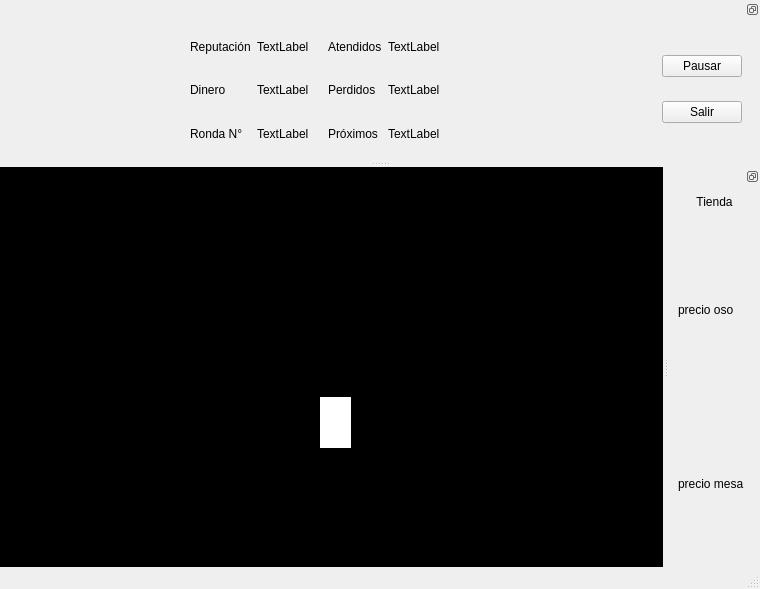
Old version of the form Tareas/T02/frontend/data/juego.ui in the repository benjavicente/iic2233.
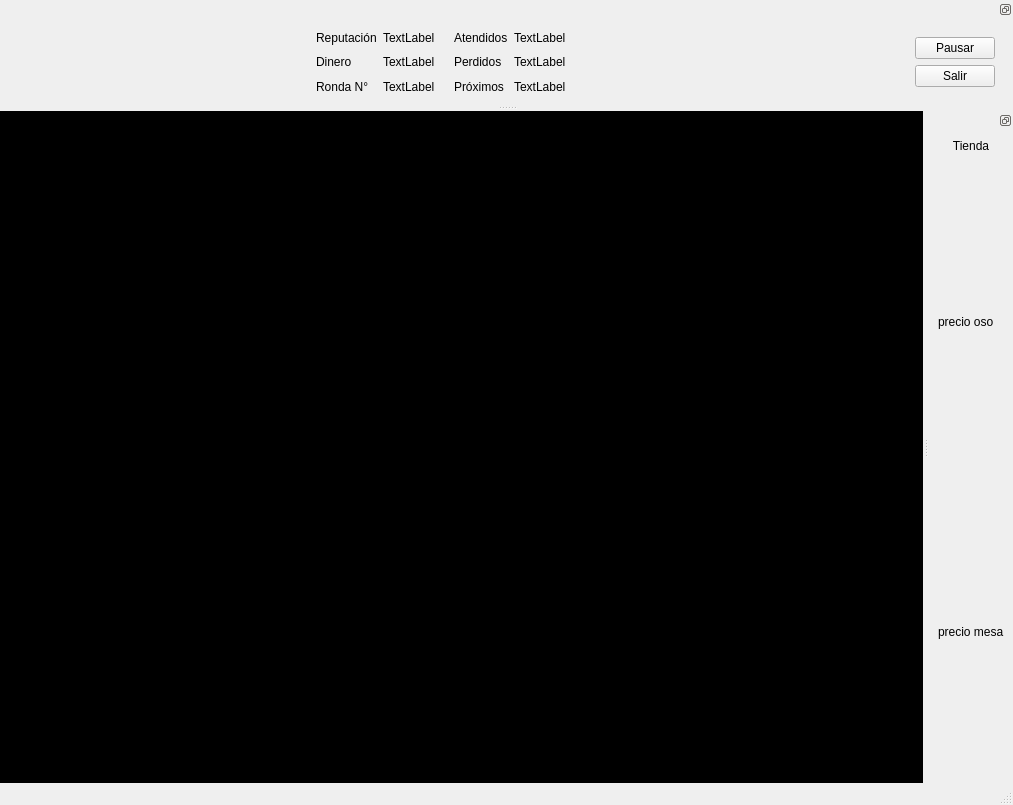
New version of the form. Icons and pictures are not drawn.

The edit to the form file:
```diff
--- a/Tareas/T02/frontend/data/juego.ui
+++ b/Tareas/T02/frontend/data/juego.ui
@@ -6,10 +6,16 @@
    <rect>
     <x>0</x>
     <y>0</y>
-    <width>760</width>
-    <height>589</height>
+    <width>1013</width>
+    <height>805</height>
    </rect>
   </property>
+  <property name="sizePolicy">
+   <sizepolicy hsizetype="Fixed" vsizetype="Fixed">
+    <horstretch>0</horstretch>
+    <verstretch>0</verstretch>
+   </sizepolicy>
+  </property>
   <property name="windowTitle">
    <string>MainWindow</string>
   </property>
@@ -17,68 +23,121 @@
    <bool>false</bool>
   </property>
   <widget class="QWidget" name="main_widget">
+   <property name="sizePolicy">
+    <sizepolicy hsizetype="Expanding" vsizetype="Expanding">
+     <horstretch>0</horstretch>
+     <verstretch>0</verstretch>
+    </sizepolicy>
+   </property>
    <property name="minimumSize">
     <size>
-     <width>663</width>
-     <height>398</height>
-    </size>
-   </property>
-   <property name="maximumSize">
-    <size>
-     <width>663</width>
-     <height>400</height>
+     <width>800</width>
+     <height>500</height>
     </size>
    </property>
    <property name="styleSheet">
     <string notr="true">#main_widget {background-color: black;}</string>
    </property>
-   <widget class="QLabel" name="mapa">
-    <property name="geometry">
-     <rect>
-      <x>0</x>
-      <y>0</y>
-      <width>663</width>
-      <height>400</height>
-     </rect>
+   <layout class="QGridLayout" name="gridLayout">
+    <property name="leftMargin">
+     <number>0</number>
     </property>
-    <property name="sizePolicy">
-     <sizepolicy hsizetype="Fixed" vsizetype="Fixed">
-      <horstretch>0</horstretch>
-      <verstretch>0</verstretch>
-     </sizepolicy>
+    <property name="topMargin">
+     <number>0</number>
     </property>
-    <property name="frameShape">
-     <enum>QFrame::NoFrame</enum>
+    <property name="rightMargin">
+     <number>0</number>
     </property>
-    <property name="pixmap">
-     <pixmap>../../sprites/mapa/mapa_2.png</pixmap>
+    <property name="bottomMargin">
+     <number>0</number>
     </property>
-    <property name="scaledContents">
-     <bool>true</bool>
+    <property name="spacing">
+     <number>0</number>
     </property>
-    <property name="wordWrap">
-     <bool>false</bool>
-    </property>
-   </widget>
-   <widget class="QLabel" name="player0">
-    <property name="geometry">
-     <rect>
-      <x>320</x>
-      <y>230</y>
-      <width>31</width>
-      <height>51</height>
-     </rect>
-    </property>
-    <property name="styleSheet">
-     <string notr="true">background-color:white</string>
-    </property>
-    <property name="pixmap">
-     <pixmap>../../sprites/mesero/down_02.png</pixmap>
-    </property>
-    <property name="scaledContents">
-     <bool>true</bool>
-    </property>
-   </widget>
+    <item row="0" column="1">
+     <spacer name="verticalSpacer">
+      <property name="orientation">
+       <enum>Qt::Vertical</enum>
+      </property>
+      <property name="sizeHint" stdset="0">
+       <size>
+        <width>0</width>
+        <height>0</height>
+       </size>
+      </property>
+     </spacer>
+    </item>
+    <item row="3" column="1">
+     <spacer name="verticalSpacer_2">
+      <property name="orientation">
+       <enum>Qt::Vertical</enum>
+      </property>
+      <property name="sizeHint" stdset="0">
+       <size>
+        <width>0</width>
+        <height>0</height>
+       </size>
+      </property>
+     </spacer>
+    </item>
+    <item row="1" column="1">
+     <widget class="QWidget" name="game_map" native="true">
+      <property name="minimumSize">
+       <size>
+        <width>800</width>
+        <height>500</height>
+       </size>
+      </property>
+      <layout class="QGridLayout" name="gridLayout_2">
+       <item row="0" column="0">
+        <widget class="QLabel" name="backgorund">
+         <property name="sizePolicy">
+          <sizepolicy hsizetype="Preferred" vsizetype="Preferred">
+           <horstretch>0</horstretch>
+           <verstretch>0</verstretch>
+          </sizepolicy>
+         </property>
+         <property name="text">
+          <string/>
+         </property>
+         <property name="pixmap">
+          <pixmap>../../sprites/mapa/mapa_2.png</pixmap>
+         </property>
+         <property name="scaledContents">
+          <bool>true</bool>
+         </property>
+        </widget>
+       </item>
+      </layout>
+     </widget>
+    </item>
+    <item row="1" column="2">
+     <spacer name="horizontalSpacer_2">
+      <property name="orientation">
+       <enum>Qt::Horizontal</enum>
+      </property>
+      <property name="sizeHint" stdset="0">
+       <size>
+        <width>0</width>
+        <height>0</height>
+       </size>
+      </property>
+     </spacer>
+    </item>
+    <item row="1" column="0">
+     <spacer name="horizontalSpacer">
+      <property name="orientation">
+       <enum>Qt::Horizontal</enum>
+      </property>
+      <property name="sizeHint" stdset="0">
+       <size>
+        <width>0</width>
+        <height>0</height>
+       </size>
+      </property>
+     </spacer>
+    </item>
+   </layout>
   </widget>
   <widget class="QMenuBar" name="menubar">
    <property name="geometry">
```
Left out of the diff: 4 changed lines with no effect on the pictures.
